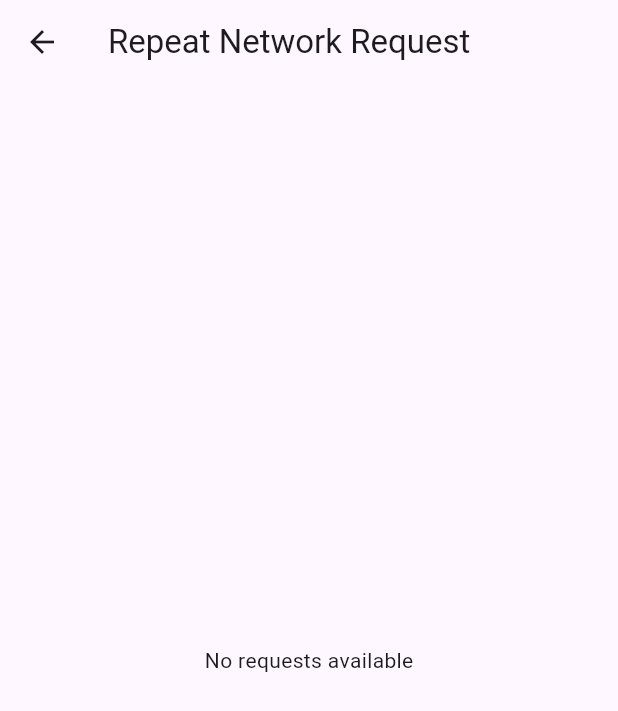
After one commit to AramSemerjyan/network_tracker, a Flutter app: the NetworkRequestsViewer screen opened directly, after a tap on the "repeat" icon, on a phone screen of 412 x 824 dp. The commit adds this screen. Shown: the top 711 px of the screen. Run offline on Flutter 3.47's test engine with Material 3 defaults, Android fonts, the phone set to English and light mode, and no system bars; our stand-ins replace dio, share_plus; missing offline and left inert: json_view.

Commit message:
Create Repeat request screen Create Repeat request service

```diff
--- a/lib/src/interpreter/network_tracker_interceptor.dart
+++ b/lib/src/interpreter/network_tracker_interceptor.dart
@@ -72,10 +72,10 @@ class NetworkTrackerInterceptor extends Interceptor {
     storage.updateRequest(
       requestId,
       status: RequestStatus.failed,
-      error: err.message,
       statusCode: err.response?.statusCode,
       responseData: err.response?.data,
       endDate: DateTime.now(),
+      dioError: err,
     );
 
     super.onError(err, handler);
--- a/lib/src/model/network_request_storage_interface.dart
+++ b/lib/src/model/network_request_storage_interface.dart
@@ -1,3 +1,5 @@
+import 'package:dio/dio.dart';
+
 import '../services/request_status.dart';
 import 'network_request.dart';
 import 'network_request_filter.dart';
@@ -20,8 +22,8 @@ abstract class NetworkRequestStorageInterface {
     dynamic responseData,
     int? statusCode,
     Map<String, dynamic>? responseHeaders,
-    String? error,
     DateTime? endDate,
+    DioException? dioError,
   });
 
   /// Retrieves all requests made to a specific [path], sorted by most recent first.
--- /dev/null
+++ b/lib/src/services/network_repeat_request_service.dart
@@ -0,0 +1,72 @@
+import 'package:dio/dio.dart';
+
+import '../../network_tracker.dart';
+import '../model/network_request.dart';
+import 'network_request_service.dart';
+
+class NetworkRepeatRequestService {
+  static final NetworkRepeatRequestService _instance =
+      NetworkRepeatRequestService._internal();
+
+  factory NetworkRepeatRequestService() => _instance;
+
+  NetworkRepeatRequestService._internal();
+
+  Dio? _customDio;
+
+  /// Allows the user to provide their own Dio instance.
+  /// This instance will be used when repeating requests.
+  void setCustomDio(Dio dio) {
+    _customDio = dio;
+  }
+
+  /// Returns all captured requests grouped by path.
+  List<NetworkRequest> get repeatableRequests {
+    final storage = NetworkRequestService.instance.storage;
+    final Map<String, NetworkRequest> uniqueRequests = {};
+
+    final paths = storage.getTrackedPaths();
+
+    for (final path in paths) {
+      final requests = storage.getRequestsByPath(path);
+      for (final request in requests) {
+        final key = '${request.method.value}_${request.path}';
+        if (!uniqueRequests.containsKey(key)) {
+          uniqueRequests[key] = request;
+        }
+      }
+    }
+
+    return uniqueRequests.values.toList()
+      ..sort((a, b) => b.startDate.compareTo(a.startDate));
+  }
+
+  /// Repeats the provided request using Dio.
+  /// If a custom Dio is provided, it will be used; otherwise a default one is used.
+  Future<Response?> repeat(NetworkRequest request) async {
+    final dio = _customDio ??
+        Dio(BaseOptions(
+            baseUrl: NetworkRequestService.instance.storage.baseUrl));
+    final isInterceptorAlreadyAdded =
+        dio.interceptors.any((i) => i is NetworkTrackerInterceptor);
+
+    if (!isInterceptorAlreadyAdded) {
+      dio.interceptors.add(NetworkTrackerInterceptor());
+    }
+
+    try {
+      final response = await dio.request(
+        request.path,
+        data: request.requestData,
+        options: Options(
+          method: request.method.value,
+          headers: request.headers,
+        ),
+        queryParameters: request.queryParameters,
+      );
+      return response;
+    } catch (e) {
+      return null;
+    }
+  }
+}
--- a/lib/src/services/network_request_service.dart
+++ b/lib/src/services/network_request_service.dart
@@ -1,8 +1,12 @@
+import 'package:network_tracker/src/services/network_repeat_request_service.dart';
+
 import '../model/network_request_storage_interface.dart';
 import 'network_request_storage.dart';
 
 class NetworkRequestService {
   NetworkRequestStorageInterface storage = NetworkRequestStorage();
+  late final NetworkRepeatRequestService repeatRequestService =
+      NetworkRepeatRequestService();
 
   static NetworkRequestService? _instance;
 
--- a/lib/src/services/network_request_storage.dart
+++ b/lib/src/services/network_request_storage.dart
@@ -1,3 +1,5 @@
+import 'package:dio/dio.dart';
+
 import '../model/network_request.dart';
 import '../model/network_request_filter.dart';
 import '../model/network_request_storage_interface.dart';
@@ -44,6 +46,7 @@ class NetworkRequestStorage implements NetworkRequestStorageInterface {
     Map<String, dynamic>? responseHeaders,
     String? error,
     DateTime? endDate,
+    DioException? dioError,
   }) {
     for (final list in _requestsByPath.values) {
       final index = list.indexWhere((r) => r.id == id);
@@ -54,8 +57,8 @@ class NetworkRequestStorage implements NetworkRequestStorageInterface {
           responseData: responseData,
           statusCode: statusCode,
           responseHeaders: responseHeaders,
-          error: error,
           endDate: endDate,
+          dioError: dioError,
         );
         return;
       }
--- /dev/null
+++ b/lib/src/ui/repeat_request_screen/network_repeat_request_screen.dart
@@ -0,0 +1,46 @@
+import 'package:flutter/material.dart';
+import 'package:network_tracker/src/ui/repeat_request_screen/network_repeat_request_screen_vm.dart';
+
+import '../../model/network_request.dart';
+
+class NetworkRepeatRequestScreen extends StatefulWidget {
+  const NetworkRepeatRequestScreen({super.key});
+
+  @override
+  State<NetworkRepeatRequestScreen> createState() =>
+      _NetworkRepeatRequestScreenState();
+}
+
+class _NetworkRepeatRequestScreenState
+    extends State<NetworkRepeatRequestScreen> {
+  late final vm = NetworkRepeatRequestScreenVM();
+
+  @override
+  Widget build(BuildContext context) {
+    return Scaffold(
+      appBar: AppBar(title: const Text('Repeat Network Request')),
+      body: ValueListenableBuilder<List<NetworkRequest>>(
+        valueListenable: vm.availableRequestsNotifier,
+        builder: (_, requests, __) {
+          if (requests.isEmpty) {
+            return const Center(child: Text('No requests available'));
+          }
+
+          return ListView.builder(
+            itemCount: requests.length,
+            itemBuilder: (_, index) {
+              final req = requests[index];
+              return ListTile(
+                title: Text('${req.method.name} ${req.path}'),
+                trailing: IconButton(
+                  icon: const Icon(Icons.send),
+                  onPressed: () => vm.repeatRequest(req),
+                ),
+              );
+            },
+          );
+        },
+      ),
+    );
+  }
+}
--- /dev/null
+++ b/lib/src/ui/repeat_request_screen/network_repeat_request_screen_vm.dart
@@ -0,0 +1,14 @@
+import 'package:flutter/cupertino.dart';
+import 'package:network_tracker/src/services/network_request_service.dart';
+
+import '../../model/network_request.dart';
+
+class NetworkRepeatRequestScreenVM {
+  final repeatService = NetworkRequestService.instance.repeatRequestService;
+  late final ValueNotifier<List<NetworkRequest>> availableRequestsNotifier =
+      ValueNotifier(repeatService.repeatableRequests);
+
+  void repeatRequest(NetworkRequest request) {
+    repeatService.repeat(request);
+  }
+}
--- a/lib/src/ui/request_data_details_screen.dart
+++ b/lib/src/ui/request_data_details_screen.dart
@@ -51,10 +51,15 @@ class RequestDataDetailsScreen extends StatelessWidget {
                   '${request.duration?.inMilliseconds}ms',
                 ),
               ),
-            if (request.error != null)
+            if (request.dioError?.error != null)
               ListTile(
                 title: const Text('Error:'),
-                subtitle: Text('${request.error}'),
+                subtitle: Text('${request.dioError?.error}'),
+              ),
+            if (request.dioError?.message != null)
+              ListTile(
+                title: const Text('Error message:'),
+                subtitle: Text('${request.dioError?.message}'),
               ),
             if (request.responseData != null)
               Expanded(
--- a/lib/src/ui/request_viewer/network_requests_viewer.dart
+++ b/lib/src/ui/request_viewer/network_requests_viewer.dart
@@ -2,6 +2,7 @@ import 'package:flutter/material.dart';
 import 'package:flutter/services.dart';
 import 'package:network_tracker/src/model/network_request.dart';
 import 'package:network_tracker/src/ui/filter/filter_bar.dart';
+import 'package:network_tracker/src/ui/repeat_request_screen/network_repeat_request_screen.dart';
 import 'package:network_tracker/src/ui/request_viewer/network_request_viewer_vm.dart';
 
 import '../request_details_screen/request_details_screen.dart';
@@ -84,6 +85,30 @@ class _NetworkRequestsViewerState extends State<NetworkRequestsViewer> {
   void _clearSearchText() {
     _searchController.text = '';
     _vm.clearSearchText();
+  }
+
+  void _moveToDetails(
+    String path,
+    List<NetworkRequest> requests,
+  ) {
+    Navigator.push(
+      context,
+      MaterialPageRoute(
+        builder: (_) => RequestDetailsScreen(
+          path: path,
+          requests: requests,
+        ),
+      ),
+    );
+  }
+
+  void _moveToRepeat() {
+    Navigator.push(
+      context,
+      MaterialPageRoute(
+        builder: (_) => NetworkRepeatRequestScreen(),
+      ),
+    );
   }
 
   Widget _buildSearchBar() {
@@ -172,15 +197,7 @@ class _NetworkRequestsViewerState extends State<NetworkRequestsViewer> {
         return ListTile(
           title: Text(path),
           trailing: Text('${requests.length} requests'),
-          onTap: () => Navigator.push(
-            context,
-            MaterialPageRoute(
-              builder: (_) => RequestDetailsScreen(
-                path: path,
-                requests: requests,
-              ),
-            ),
-          ),
+          onTap: () => _moveToDetails(path, requests),
         );
       },
     );
@@ -196,6 +213,10 @@ class _NetworkRequestsViewerState extends State<NetworkRequestsViewer> {
         surfaceTintColor: Colors.transparent,
         leading: CloseButton(),
         actions: [
+          IconButton(
+            onPressed: _moveToRepeat,
+            icon: Icon(Icons.repeat),
+          ),
           ValueListenableBuilder(
             valueListenable: _showSearchBar,
             builder: (c, v, w) {
```
Also changed, not shown: lib/src/model/network_request.dart (+1 -7 lines), 1 other file.
